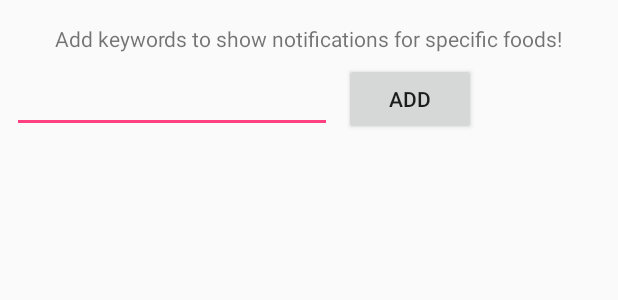
After one commit to EmbeddedSystemsJLTK/BeaconEggs, an Android app: the layout activity_favourites.xml on its own in the app's theme, with its tools: preview values and no code run, on a phone screen of 412 x 824 dp. The commit adds this screen. Shown: the top 300 px of the screen. Run offline under Robolectric (Android 15) with nearby library versions, the phone set to English and light mode, and no system bars.

Commit message:
Save favourites to shared preferences

```diff
--- a/app/src/main/AndroidManifest.xml
+++ b/app/src/main/AndroidManifest.xml
@@ -21,7 +21,7 @@
             <category android:name="android.intent.category.LAUNCHER" />
         </intent-filter>
     </activity>
-
+        <activity android:name=".FavouritesActivity"/>
     </application>
 
 </manifest>
--- /dev/null
+++ b/app/src/main/res/layout/activity_favourites.xml
@@ -0,0 +1,55 @@
+<?xml version="1.0" encoding="utf-8"?>
+<android.support.constraint.ConstraintLayout
+    xmlns:android="http://schemas.android.com/apk/res/android"
+    xmlns:app="http://schemas.android.com/apk/res-auto"
+    xmlns:tools="http://schemas.android.com/tools"
+    android:layout_width="match_parent"
+    android:layout_height="match_parent">
+
+    <TextView
+        android:id="@+id/textView"
+        android:layout_width="wrap_content"
+        android:layout_height="wrap_content"
+        android:layout_marginEnd="8dp"
+        android:layout_marginStart="8dp"
+        android:layout_marginTop="16dp"
+        android:text="Add keywords to show notifications for specific foods!"
+        app:layout_constraintEnd_toEndOf="parent"
+        app:layout_constraintStart_toStartOf="parent"
+        app:layout_constraintTop_toTopOf="parent" />
+
+    <EditText
+        android:id="@+id/favouriteEditText"
+        android:layout_width="wrap_content"
+        android:layout_height="wrap_content"
+        android:layout_marginStart="8dp"
+        android:layout_marginTop="8dp"
+        android:ems="10"
+        android:inputType="textPersonName"
+        app:layout_constraintStart_toStartOf="parent"
+        app:layout_constraintTop_toBottomOf="@+id/textView" />
+
+    <ListView
+        android:id="@+id/favouriteListView"
+        android:layout_width="0dp"
+        android:layout_height="wrap_content"
+        android:layout_marginEnd="8dp"
+        android:layout_marginStart="8dp"
+        android:layout_marginTop="8dp"
+        app:layout_constraintEnd_toEndOf="parent"
+        app:layout_constraintStart_toStartOf="parent"
+        app:layout_constraintTop_toBottomOf="@+id/addButton" />
+
+    <Button
+        android:id="@+id/addButton"
+        android:layout_width="wrap_content"
+        android:layout_height="wrap_content"
+        android:layout_marginBottom="8dp"
+        android:layout_marginStart="8dp"
+        android:layout_marginTop="8dp"
+        android:text="Add"
+        app:layout_constraintBottom_toBottomOf="@+id/favouriteEditText"
+        app:layout_constraintStart_toEndOf="@+id/favouriteEditText"
+        app:layout_constraintTop_toTopOf="@+id/favouriteEditText" />
+
+</android.support.constraint.ConstraintLayout>
```
Also changed, not shown: app/src/main/java/com/oamk/beaconeggs/FavouritesActivity.java (added, +92 -0 lines), app/src/main/java/com/oamk/beaconeggs/FavouritesAdapter.java (added, +57 -0 lines), app/src/main/java/com/oamk/beaconeggs/FavouritesItem.java (added, +18 -0 lines), app/src/main/java/com/oamk/beaconeggs/MainActivity.java (+27 -0 lines), app/src/main/res/layout/favourite_item.xml (added, +31 -0 lines), app/src/main/res/menu/menu_main.xml (added, +10 -0 lines).
